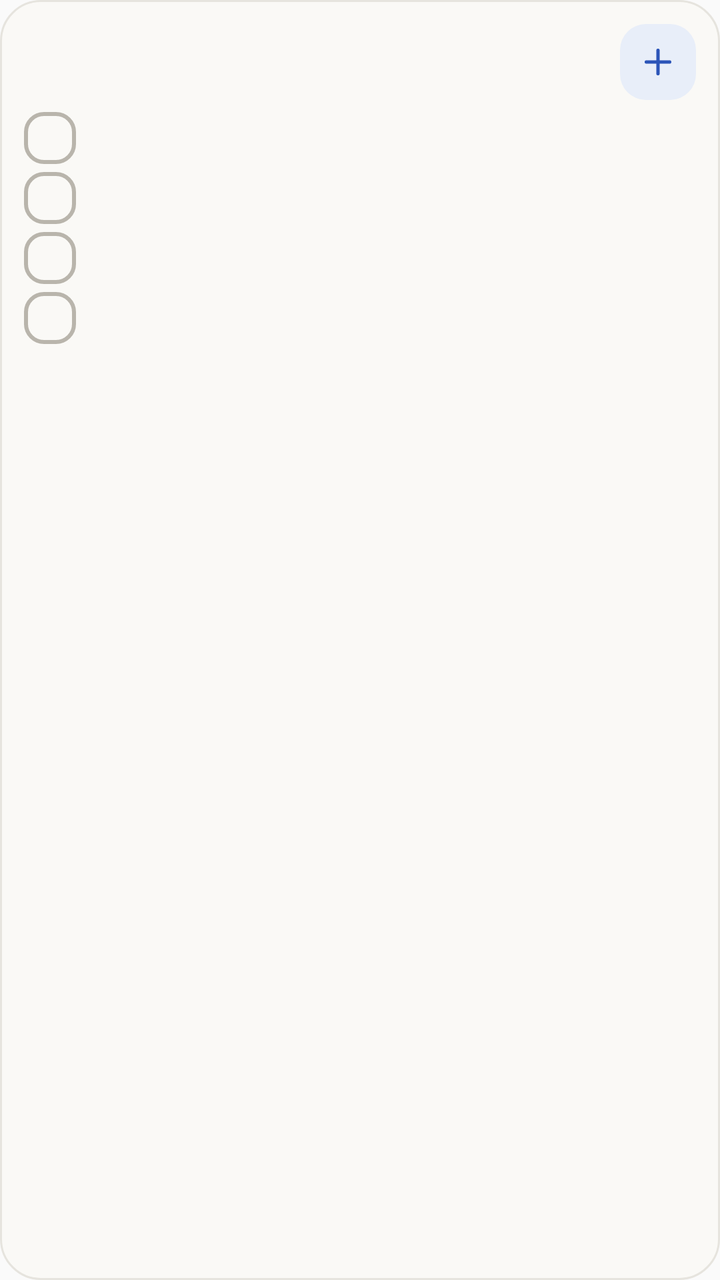
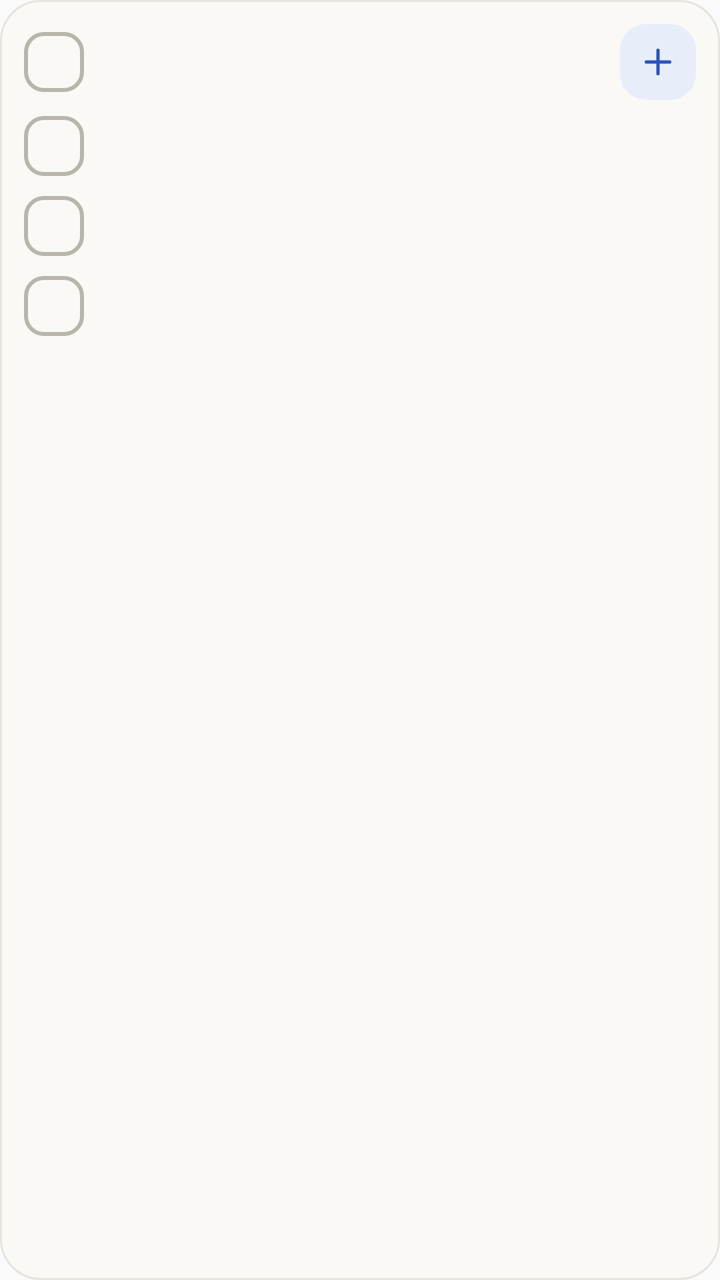

Two renders of the same Android screen: before a commit and after it. Below are the layout's source before the change and the commit's diff.
<!-- AndroidManifest.xml: application theme AppTheme -->
<!-- res/layout/widget_tasks.xml -->
<?xml version="1.0" encoding="utf-8"?>
<LinearLayout xmlns:android="http://schemas.android.com/apk/res/android"
    android:id="@+id/widget_root"
    android:layout_width="match_parent"
    android:layout_height="match_parent"
    android:background="@drawable/widget_bg"
    android:orientation="vertical"
    android:padding="12dp">

    <LinearLayout
        android:layout_width="match_parent"
        android:layout_height="wrap_content"
        android:gravity="end|center_vertical"
        android:orientation="horizontal">

        <ImageView
            android:id="@+id/widget_add"
            android:layout_width="38dp"
            android:layout_height="38dp"
            android:background="@drawable/widget_add_fab"
            android:contentDescription="快速添加任务"
            android:padding="9dp"
            android:src="@drawable/ic_widget_add" />
    </LinearLayout>

    <LinearLayout
        android:id="@+id/widget_tasks"
        android:layout_width="match_parent"
        android:layout_height="wrap_content"
        android:layout_marginTop="2dp"
        android:orientation="vertical">

        <LinearLayout
            android:id="@+id/widget_row_1"
            android:layout_width="match_parent"
            android:layout_height="wrap_content"
            android:layout_marginTop="4dp"
            android:gravity="center_vertical"
            android:orientation="horizontal">

            <ImageView
                android:id="@+id/widget_check_1"
                android:layout_width="26dp"
                android:layout_height="26dp"
                android:layout_marginEnd="10dp"
                android:contentDescription="完成这条任务"
                android:src="@drawable/widget_check" />

            <TextView
                android:id="@+id/widget_task_1"
                android:layout_width="0dp"
                android:layout_height="wrap_content"
                android:layout_weight="1"
                android:ellipsize="end"
                android:singleLine="true"
                android:textColor="#201F1D"
                android:textSize="15sp" />
        </LinearLayout>

        <LinearLayout
            android:id="@+id/widget_row_2"
            android:layout_width="match_parent"
            android:layout_height="wrap_content"
            android:layout_marginTop="4dp"
            android:gravity="center_vertical"
            android:orientation="horizontal">

            <ImageView
                android:id="@+id/widget_check_2"
                android:layout_width="26dp"
                android:layout_height="26dp"
                android:layout_marginEnd="10dp"
                android:contentDescription="完成这条任务"
                android:src="@drawable/widget_check" />

            <TextView
                android:id="@+id/widget_task_2"
                android:layout_width="0dp"
                android:layout_height="wrap_content"
                android:layout_weight="1"
                android:ellipsize="end"
                android:singleLine="true"
                android:textColor="#201F1D"
                android:textSize="15sp" />
        </LinearLayout>

        <LinearLayout
            android:id="@+id/widget_row_3"
            android:layout_width="match_parent"
            android:layout_height="wrap_content"
            android:layout_marginTop="4dp"
            android:gravity="center_vertical"
            android:orientation="horizontal">

            <ImageView
                android:id="@+id/widget_check_3"
                android:layout_width="26dp"
                android:layout_height="26dp"
                android:layout_marginEnd="10dp"
                android:contentDescription="完成这条任务"
                android:src="@drawable/widget_check" />

            <TextView
                android:id="@+id/widget_task_3"
                android:layout_width="0dp"
                android:layout_height="wrap_content"
                android:layout_weight="1"
                android:ellipsize="end"
                android:singleLine="true"
                android:textColor="#201F1D"
                android:textSize="15sp" />
        </LinearLayout>

        <LinearLayout
            android:id="@+id/widget_row_4"
            android:layout_width="match_parent"
            android:layout_height="wrap_content"
            android:layout_marginTop="4dp"
            android:gravity="center_vertical"
            android:orientation="horizontal">

            <ImageView
                android:id="@+id/widget_check_4"
                android:layout_width="26dp"
                android:layout_height="26dp"
                android:layout_marginEnd="10dp"
                android:contentDescription="完成这条任务"
                android:src="@drawable/widget_check" />

            <TextView
                android:id="@+id/widget_task_4"
                android:layout_width="0dp"
                android:layout_height="wrap_content"
                android:layout_weight="1"
                android:ellipsize="end"
                android:singleLine="true"
                android:textColor="#201F1D"
                android:textSize="15sp" />
        </LinearLayout>
    </LinearLayout>

    <TextView
        android:id="@+id/widget_empty"
        android:layout_width="match_parent"
        android:layout_height="wrap_content"
        android:layout_marginTop="10dp"
        android:text="暂无待办"
        android:textColor="#8B887F"
        android:textSize="14sp"
        android:visibility="gone" />
</LinearLayout>
<!-- resources referenced by this layout -->
<resources>
  <!-- drawable ic_widget_add (drawable) -->
  <?xml version="1.0" encoding="utf-8"?>
  <vector xmlns:android="http://schemas.android.com/apk/res/android"
      android:width="20dp"
      android:height="20dp"
      android:viewportWidth="24"
      android:viewportHeight="24">
      <path
          android:pathData="M12,5v14M5,12h14"
          android:strokeColor="#2C55B8"
          android:strokeLineCap="round"
          android:strokeWidth="2" />
  </vector>
  <!-- drawable widget_add_fab (drawable) -->
  <?xml version="1.0" encoding="utf-8"?>
  <selector xmlns:android="http://schemas.android.com/apk/res/android">
      <item android:state_pressed="true">
          <shape android:shape="rectangle">
              <solid android:color="#D9E3F5" />
              <corners android:radius="13dp" />
          </shape>
      </item>
      <item>
          <shape android:shape="rectangle">
              <solid android:color="#E8EEF9" />
              <corners android:radius="13dp" />
          </shape>
      </item>
  </selector>
  <!-- drawable widget_bg (drawable) -->
  <?xml version="1.0" encoding="utf-8"?>
  <shape xmlns:android="http://schemas.android.com/apk/res/android"
      android:shape="rectangle">
      <solid android:color="#FAF9F6" />
      <corners android:radius="20dp" />
      <stroke
          android:width="1dp"
          android:color="#E6E4DE" />
  </shape>
  <!-- drawable widget_check (drawable) -->
  <?xml version="1.0" encoding="utf-8"?>
  <shape xmlns:android="http://schemas.android.com/apk/res/android"
      android:shape="rectangle">
      <solid android:color="@android:color/transparent" />
      <stroke
          android:width="2dp"
          android:color="#B9B5AC" />
      <corners android:radius="9dp" />
  </shape>
  <style name="AppTheme" parent="Theme.AppCompat.Light.DarkActionBar">
          
          <item name="colorPrimary">@color/colorPrimary</item>
          <item name="colorPrimaryDark">@color/colorPrimaryDark</item>
          <item name="colorAccent">@color/colorAccent</item>
      </style>
</resources>

<!-- the commit's change to res/layout/widget_tasks.xml (unified diff, before → after) -->
@@ -8,15 +8,35 @@
     android:padding="12dp">
 
     <LinearLayout
+        android:id="@+id/widget_row_1"
         android:layout_width="match_parent"
         android:layout_height="wrap_content"
-        android:gravity="end|center_vertical"
+        android:gravity="center_vertical"
         android:orientation="horizontal">
+
+        <ImageView
+            android:id="@+id/widget_check_1"
+            android:layout_width="30dp"
+            android:layout_height="30dp"
+            android:layout_marginEnd="10dp"
+            android:contentDescription="完成这条任务"
+            android:src="@drawable/widget_check" />
+
+        <TextView
+            android:id="@+id/widget_task_1"
+            android:layout_width="0dp"
+            android:layout_height="wrap_content"
+            android:layout_weight="1"
+            android:ellipsize="end"
+            android:singleLine="true"
+            android:textColor="#201F1D"
+            android:textSize="18sp" />
 
         <ImageView
             android:id="@+id/widget_add"
             android:layout_width="38dp"
             android:layout_height="38dp"
+            android:layout_marginStart="8dp"
             android:background="@drawable/widget_add_fab"
             android:contentDescription="快速添加任务"
             android:padding="9dp"
@@ -27,48 +47,21 @@
         android:id="@+id/widget_tasks"
         android:layout_width="match_parent"
         android:layout_height="wrap_content"
-        android:layout_marginTop="2dp"
+        android:layout_marginTop="6dp"
         android:orientation="vertical">
-
-        <LinearLayout
-            android:id="@+id/widget_row_1"
-            android:layout_width="match_parent"
-            android:layout_height="wrap_content"
-            android:layout_marginTop="4dp"
-            android:gravity="center_vertical"
-            android:orientation="horizontal">
-
-            <ImageView
-                android:id="@+id/widget_check_1"
-                android:layout_width="26dp"
-                android:layout_height="26dp"
-                android:layout_marginEnd="10dp"
-                android:contentDescription="完成这条任务"
-                android:src="@drawable/widget_check" />
-
-            <TextView
-                android:id="@+id/widget_task_1"
-                android:layout_width="0dp"
-                android:layout_height="wrap_content"
-                android:layout_weight="1"
-                android:ellipsize="end"
-                android:singleLine="true"
-                android:textColor="#201F1D"
-                android:textSize="15sp" />
-        </LinearLayout>
 
         <LinearLayout
             android:id="@+id/widget_row_2"
             android:layout_width="match_parent"
             android:layout_height="wrap_content"
-            android:layout_marginTop="4dp"
+            android:layout_marginTop="2dp"
             android:gravity="center_vertical"
             android:orientation="horizontal">
 
             <ImageView
                 android:id="@+id/widget_check_2"
-                android:layout_width="26dp"
-                android:layout_height="26dp"
+                android:layout_width="30dp"
+                android:layout_height="30dp"
                 android:layout_marginEnd="10dp"
                 android:contentDescription="完成这条任务"
                 android:src="@drawable/widget_check" />
@@ -81,21 +74,21 @@
                 android:ellipsize="end"
                 android:singleLine="true"
                 android:textColor="#201F1D"
-                android:textSize="15sp" />
+                android:textSize="18sp" />
         </LinearLayout>
 
         <LinearLayout
             android:id="@+id/widget_row_3"
             android:layout_width="match_parent"
             android:layout_height="wrap_content"
-            android:layout_marginTop="4dp"
+            android:layout_marginTop="10dp"
             android:gravity="center_vertical"
             android:orientation="horizontal">
 
             <ImageView
                 android:id="@+id/widget_check_3"
-                android:layout_width="26dp"
-                android:layout_height="26dp"
+                android:layout_width="30dp"
+                android:layout_height="30dp"
                 android:layout_marginEnd="10dp"
                 android:contentDescription="完成这条任务"
                 android:src="@drawable/widget_check" />
@@ -108,21 +101,21 @@
                 android:ellipsize="end"
                 android:singleLine="true"
                 android:textColor="#201F1D"
-                android:textSize="15sp" />
+                android:textSize="18sp" />
         </LinearLayout>
 
         <LinearLayout
             android:id="@+id/widget_row_4"
             android:layout_width="match_parent"
             android:layout_height="wrap_content"
-            android:layout_marginTop="4dp"
+            android:layout_marginTop="10dp"
             android:gravity="center_vertical"
             android:orientation="horizontal">
 
             <ImageView
                 android:id="@+id/widget_check_4"
-                android:layout_width="26dp"
-                android:layout_height="26dp"
+                android:layout_width="30dp"
+                android:layout_height="30dp"
                 android:layout_marginEnd="10dp"
                 android:contentDescription="完成这条任务"
                 android:src="@drawable/widget_check" />
@@ -135,7 +128,7 @@
                 android:ellipsize="end"
                 android:singleLine="true"
                 android:textColor="#201F1D"
-                android:textSize="15sp" />
+                android:textSize="18sp" />
         </LinearLayout>
     </LinearLayout>
 
@@ -146,6 +139,6 @@
         android:layout_marginTop="10dp"
         android:text="暂无待办"
         android:textColor="#8B887F"
-        android:textSize="14sp"
+        android:textSize="15sp"
         android:visibility="gone" />
 </LinearLayout>
